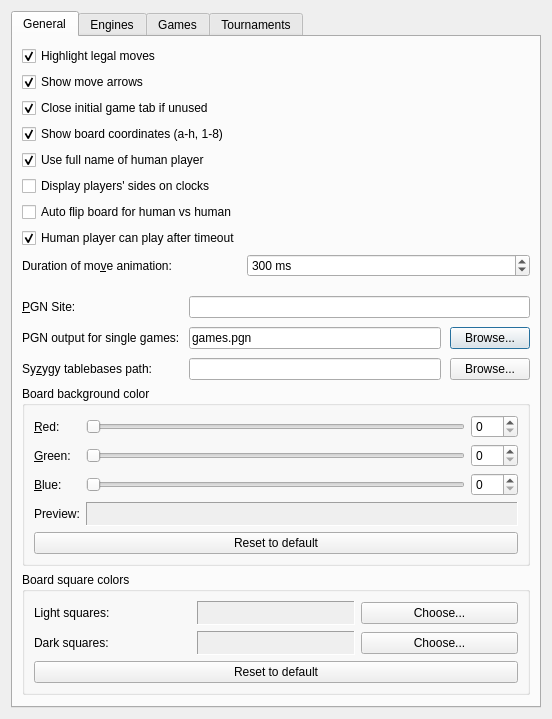
Above: projects/gui/ui/settingsdlg.ui from keith1760/cutechess-build before the change. Below: the same form after it.
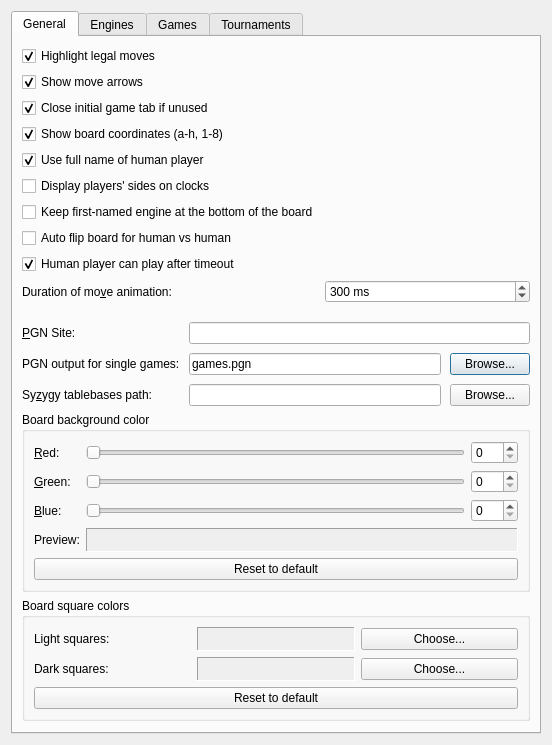
That is the form after the change. Custom widgets are drawn as their Qt base class.

Commit message: Replace repo contents with CutechessForkWithBlackAndWhitePlayedByBothEngines source and Windows build/release workflow

The edit to the form file:
```diff
--- a/projects/gui/ui/settingsdlg.ui
+++ b/projects/gui/ui/settingsdlg.ui
@@ -92,6 +92,16 @@
            </property>
           </widget>
          </item>
+         <item row="6" column="0">
+          <widget class="QCheckBox" name="m_keepFirstNamedEngineAtBottomCheck">
+           <property name="text">
+            <string>Keep first-named engine at the bottom of the board</string>
+           </property>
+           <property name="toolTip">
+            <string>When two engines play the same opening twice with reversed colors, always show the engine that was white in the first of those two games at the bottom of the board</string>
+           </property>
+          </widget>
+         </item>
          <item row="7" column="0">
           <widget class="QCheckBox" name="m_autoFlipBoardForHumanGamesCheck">
            <property name="text">
```
Left out of the diff: 1 changed line with no effect on the pictures. The commit also changes 8 other files.
